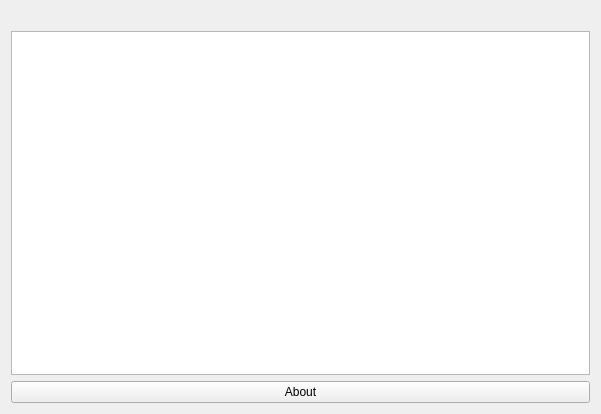
Before: the Qt Designer form src/ui/mainwindow.ui in eringerli/hairless-midiserial, drawn with Qt 5.
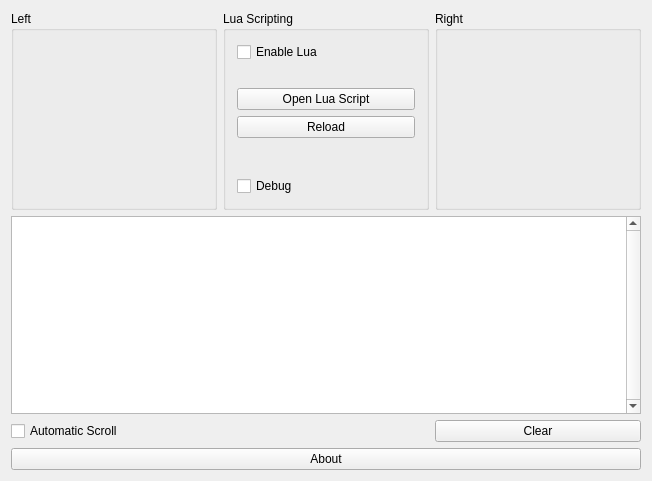
After: the same form once the commit is applied. Icons and pictures are not drawn.

Patch:
```diff
--- a/src/ui/mainwindow.ui
+++ b/src/ui/mainwindow.ui
@@ -6,8 +6,8 @@
    <rect>
     <x>0</x>
     <y>0</y>
-    <width>601</width>
-    <height>414</height>
+    <width>652</width>
+    <height>481</height>
    </rect>
   </property>
   <property name="sizePolicy">
@@ -21,62 +21,113 @@
   </property>
   <widget class="QWidget" name="centralWidget">
    <layout class="QGridLayout" name="gridLayout">
-    <item row="2" column="0" colspan="3">
-     <widget class="QListWidget" name="lst_debug">
-      <property name="sizePolicy">
-       <sizepolicy hsizetype="MinimumExpanding" vsizetype="MinimumExpanding">
-        <horstretch>0</horstretch>
-        <verstretch>0</verstretch>
-       </sizepolicy>
+    <item row="0" column="2">
+     <widget class="QGroupBox" name="bridgeHeadRight">
+      <property name="title">
+       <string>Right</string>
       </property>
-      <property name="minimumSize">
-       <size>
-        <width>0</width>
-        <height>150</height>
-       </size>
-      </property>
-      <property name="autoScroll">
-       <bool>true</bool>
-      </property>
      </widget>
     </item>
-    <item row="0" column="1" rowspan="2">
-     <widget class="QLabel" name="label_4">
-      <property name="text">
-       <string/>
+    <item row="0" column="1">
+     <widget class="QGroupBox" name="groupBox">
+      <property name="title">
+       <string>Lua Scripting</string>
       </property>
-      <property name="pixmap">
-       <pixmap resource="../../resources.qrc">:/images/images/arrows.png</pixmap>
-      </property>
+      <layout class="QVBoxLayout" name="verticalLayout">
+       <item>
+        <widget class="QCheckBox" name="cbEnableLua">
+         <property name="text">
+          <string>Enable Lua</string>
+         </property>
+        </widget>
+       </item>
+       <item>
+        <widget class="QLabel" name="lbLuaFilename">
+         <property name="text">
+          <string/>
+         </property>
+        </widget>
+       </item>
+       <item>
+        <widget class="QPushButton" name="pbOpenLuaFile">
+         <property name="text">
+          <string>Open Lua Script</string>
+         </property>
+        </widget>
+       </item>
+       <item>
+        <widget class="QPushButton" name="pbLuaReload">
+         <property name="text">
+          <string>Reload</string>
+         </property>
+        </widget>
+       </item>
+       <item>
+        <spacer name="verticalSpacer">
+         <property name="orientation">
+          <enum>Qt::Vertical</enum>
+         </property>
+         <property name="sizeHint" stdset="0">
+          <size>
+           <width>20</width>
+           <height>26</height>
+          </size>
+         </property>
+        </spacer>
+       </item>
+       <item>
+        <widget class="QCheckBox" name="cbLuaDebug">
+         <property name="text">
+          <string>Debug</string>
+         </property>
+        </widget>
+       </item>
+      </layout>
      </widget>
     </item>
-    <item row="0" column="0" rowspan="2">
-     <widget class="QFrame" name="bridgeHeadLeft">
-      <property name="frameShape">
-       <enum>QFrame::NoFrame</enum>
+    <item row="0" column="0">
+     <widget class="QGroupBox" name="bridgeHeadLeft">
+      <property name="title">
+       <string>Left</string>
       </property>
-      <property name="frameShadow">
-       <enum>QFrame::Plain</enum>
-      </property>
      </widget>
     </item>
-    <item row="0" column="2" rowspan="2">
-     <widget class="QFrame" name="bridgeHeadRight">
-      <property name="frameShape">
-       <enum>QFrame::NoFrame</enum>
-      </property>
-      <property name="frameShadow">
-       <enum>QFrame::Plain</enum>
-      </property>
-     </widget>
-    </item>
-    <item row="3" column="0" colspan="3">
+    <item row="4" column="0" colspan="3">
      <widget class="QPushButton" name="pbAbout">
       <property name="text">
        <string>About</string>
       </property>
      </widget>
     </item>
+    <item row="3" column="0">
+     <widget class="QCheckBox" name="cbAutoScroll">
+      <property name="text">
+       <string>Automatic Scroll</string>
+      </property>
+     </widget>
+    </item>
+    <item row="2" column="0" colspan="3">
+     <widget class="QTextEdit" name="teDisplay">
+      <property name="font">
+       <font>
+        <family>Monospace</family>
+       </font>
+      </property>
+      <property name="verticalScrollBarPolicy">
+       <enum>Qt::ScrollBarAlwaysOn</enum>
+      </property>
+      <property name="textInteractionFlags">
+       <set>Qt::TextSelectableByKeyboard|Qt::TextSelectableByMouse</set>
+      </property>
+     </widget>
+    </item>
+    <item row="3" column="2">
+     <widget class="QPushButton" name="pbClear">
+      <property name="text">
+       <string>Clear</string>
+      </property>
+     </widget>
+    </item>
    </layout>
   </widget>
  </widget>
```
Left out of the diff: 7 changed lines with no effect on the pictures.
